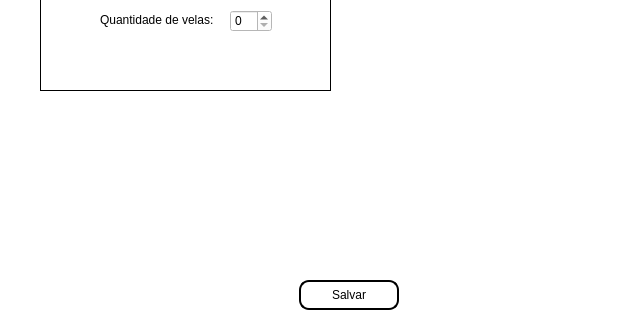
JotaPeans/robocopy, file ui/MainWindow.ui: the form before one commit; both pictures show x 0 to 617 and y 480 to 800 of the 700 by 800 pixel window.
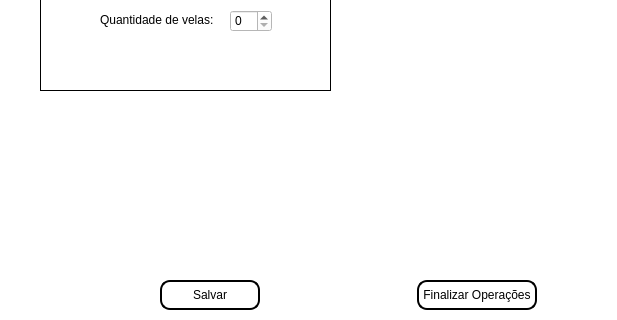
The form after the commit. The open tabs and pages were chosen to show the change. Icons and pictures are not drawn.

Diff of the .ui file:
```diff
--- a/ui/MainWindow.ui
+++ b/ui/MainWindow.ui
@@ -1105,6 +1105,41 @@
            </property>
           </widget>
          </item>
+         <item>
+          <widget class="QPushButton" name="finalizar">
+           <property name="minimumSize">
+            <size>
+             <width>0</width>
+             <height>30</height>
+            </size>
+           </property>
+           <property name="maximumSize">
+            <size>
+             <width>120</width>
+             <height>16777215</height>
+            </size>
+           </property>
+           <property name="cursor">
+            <cursorShape>PointingHandCursor</cursorShape>
+           </property>
+           <property name="styleSheet">
+            <string notr="true">QPushButton {
+	border-radius: 10px;
+	border: 2px solid black;
+}
+</string>
+           </property>
+           <property name="text">
+            <string>Finalizar Operações</string>
+           </property>
+           <property name="iconSize">
+            <size>
+             <width>30</width>
+             <height>20</height>
+            </size>
+           </property>
+          </widget>
+         </item>
         </layout>
        </item>
       </layout>
```
Left out of the diff: 4 changed lines with no effect on the pictures.
